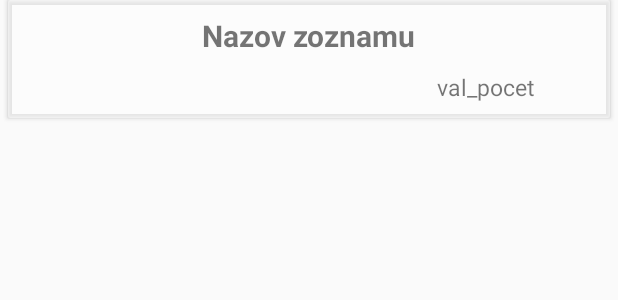
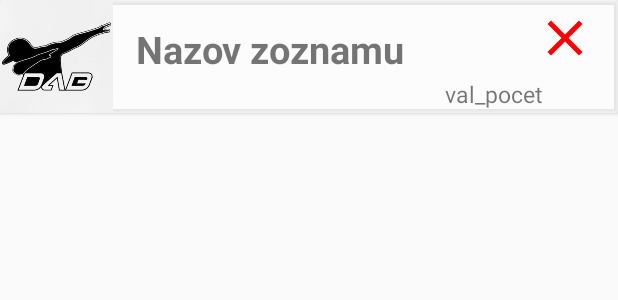
Before and after one commit to dominiksoltys/maturitnyProjektFinal, an Android app: the layout rec_row.xml on its own in the app's theme, with its tools: preview values and no code run, on a phone screen of 412 x 824 dp. Shown: the top 300 px of the screen. Run offline under Robolectric (Android 15) with nearby library versions, the light colour scheme and no system bars; Roboto replaces fonts that are not available here.

Commit message:
Delete button+imageView

```diff
--- a/app/src/main/java/com/example/maturitnyprojektfinal/Produkty/RecyclerProdukty.java
+++ b/app/src/main/java/com/example/maturitnyprojektfinal/Produkty/RecyclerProdukty.java
@@ -81,7 +81,11 @@ public class RecyclerProdukty extends AppCompatActivity implements RecAdapterP.o
         startActivity(new Intent(getApplicationContext(), RecyclerZoznamy.class));
     }
 
-    public void pridat(View view) {
+    public void delete(View view){
+        Toast.makeText(this, "Produkt odobraný", Toast.LENGTH_SHORT).show();
+    }
+
+    public void add(View view) {
         final EditText novyProdukt = new EditText(view.getContext());
         final AlertDialog.Builder novyProduktDialog = new AlertDialog.Builder(view.getContext());
         novyProduktDialog.setTitle("Pridanie produktu");
--- a/app/src/main/java/com/example/maturitnyprojektfinal/RecyclerZoznamy.java
+++ b/app/src/main/java/com/example/maturitnyprojektfinal/RecyclerZoznamy.java
@@ -30,7 +30,7 @@ import java.util.ArrayList;
 
 import javax.annotation.Nullable;
 
-public class RecyclerZoznamy extends AppCompatActivity implements RecAdapter.onZoznamClickListener{
+public class RecyclerZoznamy extends AppCompatActivity implements RecAdapter.onZoznamClickListener {
     FirebaseAuth fAuth;
     FirebaseFirestore fStore;
     String userId;
@@ -85,7 +85,11 @@ public class RecyclerZoznamy extends AppCompatActivity implements RecAdapter.onZ
         startActivity(new Intent(getApplicationContext(),drawerActivity.class));
     }
 
-    public void pridat(View view){
+    public void delete(View view){
+        Toast.makeText(this, "Zoznam bol vymazaný", Toast.LENGTH_SHORT).show();
+    }
+
+    public void add(View view){
             final EditText novyZoznam = new EditText(view.getContext());
             final AlertDialog.Builder novyZoznamDialog = new AlertDialog.Builder(view.getContext());
             novyZoznamDialog.setTitle("Pridanie zoznamu");
@@ -105,7 +109,6 @@ public class RecyclerZoznamy extends AppCompatActivity implements RecAdapter.onZ
             });
             novyZoznamDialog.create().show();
         }
-
     @Override
     public void onZoznamClick(String ZID) {
         Intent i = new Intent(getApplicationContext(), RecyclerProdukty.class);
--- /dev/null
+++ b/app/src/main/res/drawable/ic_clear.xml
@@ -0,0 +1,5 @@
+<vector android:height="24dp" android:tint="#FF0000"
+    android:viewportHeight="24.0" android:viewportWidth="24.0"
+    android:width="24dp" xmlns:android="http://schemas.android.com/apk/res/android">
+    <path android:fillColor="#FF000000" android:pathData="M19,6.41L17.59,5 12,10.59 6.41,5 5,6.41 10.59,12 5,17.59 6.41,19 12,13.41 17.59,19 19,17.59 13.41,12z"/>
+</vector>
--- a/app/src/main/res/layout/activity_recycler_view.xml
+++ b/app/src/main/res/layout/activity_recycler_view.xml
@@ -41,7 +41,7 @@
         android:layout_marginEnd="30dp"
         android:layout_marginBottom="30dp"
         android:background="@drawable/custombutton"
-        android:onClick="pridat"
+        android:onClick="add"
         android:text="pridať"
         app:layout_constraintBottom_toBottomOf="parent"
         app:layout_constraintEnd_toEndOf="parent" />
--- a/app/src/main/res/layout/rec_row.xml
+++ b/app/src/main/res/layout/rec_row.xml
@@ -11,9 +11,9 @@
     <androidx.cardview.widget.CardView
         android:id="@+id/cardView"
         android:layout_width="match_parent"
-        android:layout_height="wrap_content"
-        android:layout_margin="5dp"
+        android:layout_height="75dp"
         app:cardBackgroundColor="@android:color/transparent"
+        android:layout_marginBottom="5dp"
         app:layout_constraintBottom_toBottomOf="parent"
         app:layout_constraintEnd_toEndOf="parent"
         app:layout_constraintStart_toStartOf="parent"
@@ -25,16 +25,49 @@
             android:layout_height="match_parent"
             android:background="@android:drawable/screen_background_light_transparent">
 
+            <Button
+                android:id="@+id/delete"
+                android:layout_width="40dp"
+                android:layout_height="40dp"
+                android:layout_marginTop="5dp"
+                android:layout_marginEnd="15dp"
+                android:background="@drawable/ic_clear"
+                android:onClick="delete"
+                app:layout_constraintEnd_toEndOf="parent"
+                app:layout_constraintTop_toTopOf="parent" />
+
+            <ImageView
+                android:id="@+id/recyclerImage"
+                android:layout_width="75dp"
+                android:layout_height="75dp"
+                app:layout_constraintBottom_toBottomOf="parent"
+                app:layout_constraintStart_toStartOf="parent"
+                app:layout_constraintTop_toTopOf="parent"
+                app:srcCompat="@drawable/dab" />
+
+            <TextView
+                android:id="@+id/Cena_text"
+                android:layout_width="wrap_content"
+                android:layout_height="wrap_content"
+                android:layout_marginStart="30dp"
+                android:layout_marginTop="10dp"
+                android:layout_marginBottom="10dp"
+                android:textSize="15dp"
+                android:textStyle="normal"
+                app:layout_constraintBottom_toBottomOf="parent"
+                app:layout_constraintStart_toEndOf="@+id/recyclerImage"
+                app:layout_constraintTop_toBottomOf="@+id/Nazov_text" />
+
             <TextView
                 android:id="@+id/Nazov_text"
                 android:layout_width="wrap_content"
                 android:layout_height="wrap_content"
-                android:layout_marginTop="10dp"
+                android:layout_marginStart="15dp"
+                android:layout_marginTop="15dp"
                 android:text="Nazov zoznamu"
-                android:textSize="20dp"
+                android:textSize="25dp"
                 android:textStyle="bold"
-                app:layout_constraintEnd_toEndOf="parent"
-                app:layout_constraintStart_toStartOf="parent"
+                app:layout_constraintStart_toEndOf="@+id/recyclerImage"
                 app:layout_constraintTop_toTopOf="parent" />
 
             <TextView
@@ -51,19 +84,6 @@
                 app:layout_constraintEnd_toEndOf="parent"
                 app:layout_constraintTop_toBottomOf="@+id/Nazov_text" />
 
-            <TextView
-                android:id="@+id/Cena_text"
-                android:layout_width="wrap_content"
-                android:layout_height="wrap_content"
-                android:layout_marginStart="50dp"
-                android:layout_marginTop="10dp"
-                android:layout_marginBottom="10dp"
-                android:textSize="15dp"
-                android:textStyle="normal"
-                app:layout_constraintBottom_toBottomOf="parent"
-                app:layout_constraintStart_toStartOf="parent"
-                app:layout_constraintTop_toBottomOf="@+id/Nazov_text" />
-
         </androidx.constraintlayout.widget.ConstraintLayout>
     </androidx.cardview.widget.CardView>
 </androidx.constraintlayout.widget.ConstraintLayout>
```
